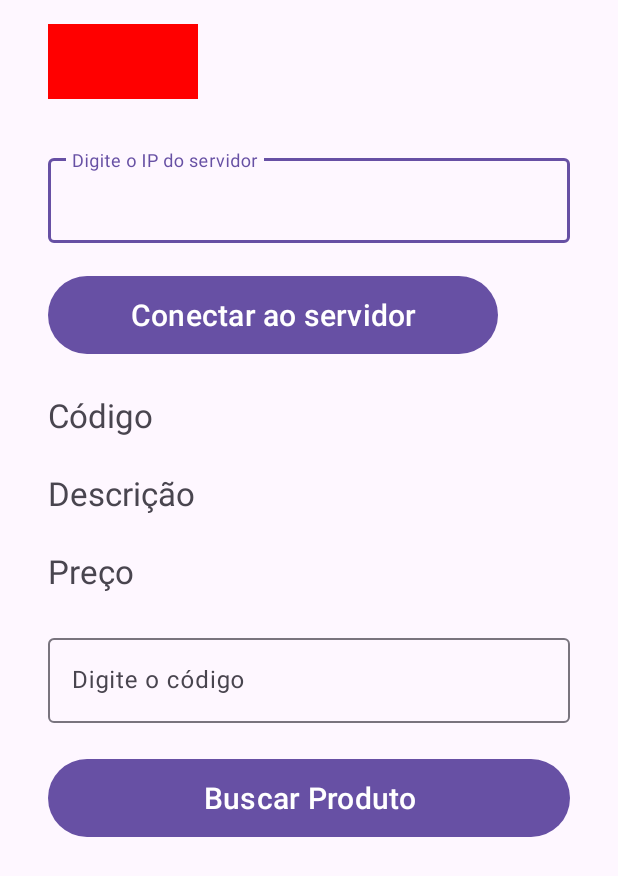
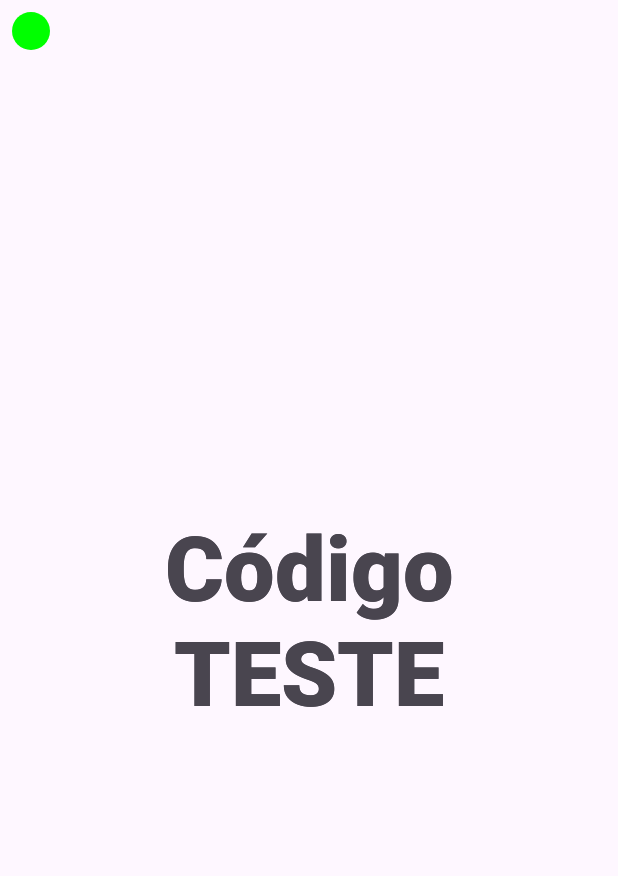
Before and after one commit to bkpautomacao/snippet_terminal_gertec_android, an Android app: the layout activity_main.xml on its own in the app's theme, with its tools: preview values and no code run, on a phone screen of 412 x 824 dp. Shown: the top 876 px of the screen. Run offline under Robolectric (Android 15) with nearby library versions, the phone set to English and light mode, and no system bars.

Commit message:
Melhorias para busca do scanner serial
adicionado tts

Tratamento de exceções de conexões

```diff
--- a/app/src/main/AndroidManifest.xml
+++ b/app/src/main/AndroidManifest.xml
@@ -3,6 +3,8 @@
     xmlns:tools="http://schemas.android.com/tools">
 
     <uses-permission android:name="android.permission.INTERNET" />
+
+    <uses-feature android:name="android.hardware.usb.host" />
     <application
         android:name=".BkpWayApplication"
         android:allowBackup="true"
--- a/app/src/main/java/br/com/gabrielmorais/terminalgertec/UsbSerial.kt
+++ b/app/src/main/java/br/com/gabrielmorais/terminalgertec/UsbSerial.kt
@@ -1,7 +1,6 @@
 package br.com.gabrielmorais.terminalgertec
 
 import android.hardware.usb.UsbManager
-import android.util.Log
 import br.com.gabrielmorais.terminalgertec.exceptions.UsbConnectionException
 import br.com.gabrielmorais.terminalgertec.exceptions.UsbNotFoundException
 import com.hoho.android.usbserial.driver.UsbSerialDriver
@@ -11,7 +10,6 @@ import com.hoho.android.usbserial.driver.UsbSerialProber
 class UsbSerial(
     private val usbManager: UsbManager
 ) {
-
     fun getAvailableDevice(): UsbSerialDriver {
         val availableDrivers: MutableList<UsbSerialDriver?> = UsbSerialProber
             .getDefaultProber()
@@ -21,7 +19,6 @@ class UsbSerial(
             throw UsbNotFoundException("Nenhum dispositivo usb encontrado")
         }
 
-        Log.i("UsbSerial", "getAvailableDevice: ${availableDrivers[0]?.device}")
         val usbDriver = availableDrivers[0]
         if (usbDriver == null) {
             throw UsbNotFoundException("Nenhum dispositivo usb encontrado")
--- /dev/null
+++ b/app/src/main/res/drawable/icon_connected.xml
@@ -0,0 +1,5 @@
+<?xml version="1.0" encoding="utf-8"?>
+<shape xmlns:android="http://schemas.android.com/apk/res/android"
+    android:shape="oval">
+    <solid android:color="#00FF00" /> <!-- Example: Red solid color -->
+</shape>
--- /dev/null
+++ b/app/src/main/res/drawable/icon_disconnected.xml
@@ -0,0 +1,5 @@
+<?xml version="1.0" encoding="utf-8"?>
+<shape xmlns:android="http://schemas.android.com/apk/res/android"
+    android:shape="oval">
+    <solid android:color="#FF0000" /> <!-- Example: Red solid color -->
+</shape>
--- a/app/src/main/res/layout/activity_main.xml
+++ b/app/src/main/res/layout/activity_main.xml
@@ -7,127 +7,43 @@
     android:layout_height="match_parent"
     tools:context=".MainActivity">
 
-    <Button
-        android:id="@+id/btnConnect"
-        android:layout_width="300dp"
-        android:layout_height="60dp"
-        android:layout_marginHorizontal="32dp"
-        android:layout_marginStart="32dp"
-        android:layout_marginTop="180dp"
-        android:text="Conectar ao servidor"
-        android:textSize="20sp"
-        app:layout_constraintStart_toStartOf="parent"
-        app:layout_constraintTop_toTopOf="parent" />
-
-    <com.google.android.material.textfield.TextInputLayout
-        android:id="@+id/textInputLayout1"
-        android:layout_width="match_parent"
-        android:layout_height="wrap_content"
-        android:layout_marginHorizontal="32sp"
-        android:layout_marginTop="100dp"
-        app:layout_constraintEnd_toEndOf="parent"
-        app:layout_constraintStart_toStartOf="parent"
-        app:layout_constraintTop_toTopOf="parent">
-
-        <com.google.android.material.textfield.TextInputEditText
-            android:id="@+id/edtIp"
-            android:layout_width="match_parent"
-            android:layout_height="wrap_content"
-            android:hint="Digite o IP do servidor" />
-    </com.google.android.material.textfield.TextInputLayout>
-
-    <TextView
+    <ImageView
         android:id="@+id/status"
-        android:layout_width="100dp"
-        android:layout_height="50dp"
-        android:layout_marginStart="32dp"
-        android:layout_marginTop="16dp"
-        android:background="#F00"
+        android:layout_width="25dp"
+        android:layout_height="25dp"
+        android:layout_marginStart="8dp"
+        android:layout_marginTop="8dp"
         android:enabled="false"
-        app:layout_constraintStart_toStartOf="parent"
-        app:layout_constraintTop_toTopOf="parent" />
-
-    <com.google.android.material.textfield.TextInputLayout
-        android:id="@+id/textInputLayout"
-        android:layout_width="match_parent"
-        android:layout_height="wrap_content"
-        android:layout_marginHorizontal="32sp"
-        android:layout_marginTop="420dp"
-        app:layout_constraintEnd_toEndOf="parent"
-        app:layout_constraintStart_toStartOf="parent"
-        app:layout_constraintTop_toTopOf="parent">
-
-        <com.google.android.material.textfield.TextInputEditText
-            android:id="@+id/edtCodigo"
-            android:layout_width="match_parent"
-            android:layout_height="wrap_content"
-            android:maxLines="1"
-            android:imeOptions="actionNext"
-            android:hint="Digite o código" />
-    </com.google.android.material.textfield.TextInputLayout>
-
-    <Button
-        android:id="@+id/buscaProduto"
-        android:layout_width="match_parent"
-        android:layout_height="60dp"
-        android:layout_marginHorizontal="32dp"
-        android:layout_marginTop="20dp"
-        android:text="Buscar Produto"
-        android:textSize="20sp"
-        app:layout_constraintEnd_toEndOf="parent"
-        app:layout_constraintHorizontal_bias="0.75"
-        app:layout_constraintStart_toStartOf="parent"
-        app:layout_constraintTop_toBottomOf="@+id/textInputLayout" />
-
-    <Button
-        android:id="@+id/btnDisconnect"
-        android:layout_width="300dp"
-        android:layout_height="60dp"
-        android:layout_marginHorizontal="32dp"
-        android:layout_marginStart="628dp"
-        android:layout_marginTop="180dp"
-        android:text="Desconectar do servidor"
-        android:textSize="20sp"
+        tools:background="@drawable/icon_connected"
         app:layout_constraintStart_toStartOf="parent"
         app:layout_constraintTop_toTopOf="parent" />
 
     <TextView
         android:id="@+id/tvBarcode"
-        android:layout_width="match_parent"
-        android:layout_height="50dp"
+        android:layout_width="wrap_content"
+        android:layout_height="wrap_content"
         android:layout_marginHorizontal="32sp"
-        android:layout_marginTop="252dp"
-        android:gravity="center_vertical"
-        android:textSize="22sp"
+        android:fontFamily="sans-serif-black"
+        android:gravity="center"
+        android:textSize="60sp"
+        app:layout_constraintBottom_toBottomOf="parent"
         app:layout_constraintEnd_toEndOf="parent"
         app:layout_constraintStart_toStartOf="parent"
         app:layout_constraintTop_toTopOf="parent"
-        tools:text="Código" />
+        tools:text="Código\nTESTE" />
 
     <TextView
-        android:id="@+id/tvDescription"
-        android:layout_width="match_parent"
-        android:layout_height="50dp"
+        android:id="@+id/tvProduto"
+        android:layout_width="wrap_content"
+        android:layout_height="wrap_content"
         android:layout_marginHorizontal="32sp"
-        android:layout_marginTop="304dp"
-        android:gravity="center_vertical"
-        android:textSize="22sp"
+        android:fontFamily="sans-serif-black"
+        android:gravity="center"
+        android:textSize="60sp"
+        app:layout_constraintBottom_toBottomOf="parent"
         app:layout_constraintEnd_toEndOf="parent"
         app:layout_constraintStart_toStartOf="parent"
         app:layout_constraintTop_toTopOf="parent"
-        tools:text="Descrição" />
-
-    <TextView
-        android:id="@+id/tvPrice"
-        android:layout_width="match_parent"
-        android:layout_height="50dp"
-        android:layout_marginHorizontal="32sp"
-        android:layout_marginTop="356dp"
-        android:gravity="center_vertical"
-        android:textSize="22sp"
-        app:layout_constraintEnd_toEndOf="parent"
-        app:layout_constraintStart_toStartOf="parent"
-        app:layout_constraintTop_toTopOf="parent"
-        tools:text="Preço" />
+        tools:text="Código\nTESTE" />
 
 </androidx.constraintlayout.widget.ConstraintLayout>
```
Also changed, not shown: app/src/main/java/br/com/gabrielmorais/terminalgertec/ApiQWChecker.kt (+6 -3 lines), app/src/main/java/br/com/gabrielmorais/terminalgertec/MainActivity.kt (+45 -58 lines), app/src/main/java/br/com/gabrielmorais/terminalgertec/MainViewModel.kt (+33 -10 lines), app/src/main/java/br/com/gabrielmorais/terminalgertec/UiUtils.kt (added, +45 -0 lines).
